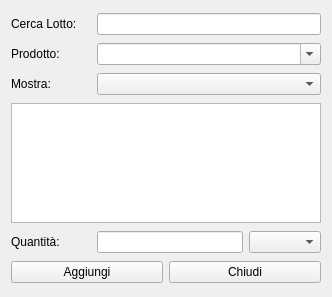
Qt form hlastlots.ui (fblabs/hamlet-mod-sancon) before a commit.
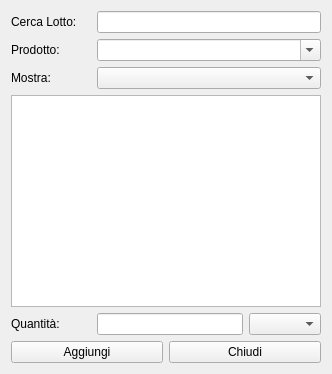
The same form after that commit. Icons and pictures are not drawn.

What changed in the file:
```diff
--- a/hlastlots.ui
+++ b/hlastlots.ui
@@ -10,7 +10,7 @@
     <x>0</x>
     <y>0</y>
     <width>332</width>
-    <height>297</height>
+    <height>374</height>
    </rect>
   </property>
   <property name="windowTitle">
@@ -92,18 +92,7 @@
     </layout>
    </item>
    <item>
-    <widget class="QListView" name="lvLastLots">
-     <property name="maximumSize">
-      <size>
-       <width>16777215</width>
-       <height>120</height>
-      </size>
-     </property>
-     <property name="font">
-      <font>
-       <pointsize>12</pointsize>
-      </font>
-     </property>
+    <widget class="QTableView" name="tvLots">
      <property name="editTriggers">
       <set>QAbstractItemView::NoEditTriggers</set>
      </property>
@@ -113,11 +102,14 @@
      <property name="selectionBehavior">
       <enum>QAbstractItemView::SelectRows</enum>
      </property>
+     <attribute name="verticalHeaderVisible">
+      <bool>false</bool>
+     </attribute>
     </widget>
    </item>
    <item>
-    <layout class="QHBoxLayout" name="horizontalLayout_4">
-     <item>
+    <layout class="QGridLayout" name="gridLayout">
+     <item row="0" column="0">
       <widget class="QLabel" name="label_3">
        <property name="minimumSize">
         <size>
@@ -136,10 +128,10 @@
        </property>
       </widget>
      </item>
-     <item>
+     <item row="0" column="1">
       <widget class="QLineEdit" name="leQua"/>
      </item>
-     <item>
+     <item row="0" column="2">
       <widget class="QComboBox" name="cbUI"/>
      </item>
     </layout>
```
Left out of the diff: 3 changed lines with no effect on the pictures.
